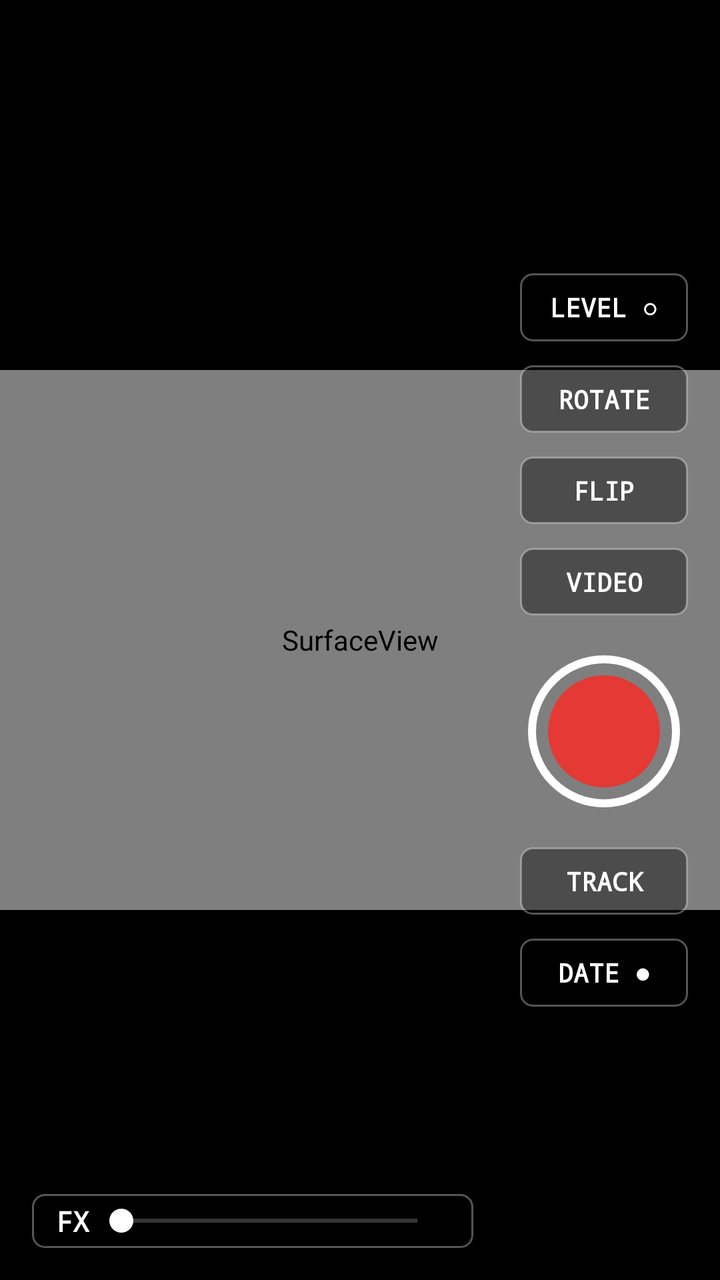
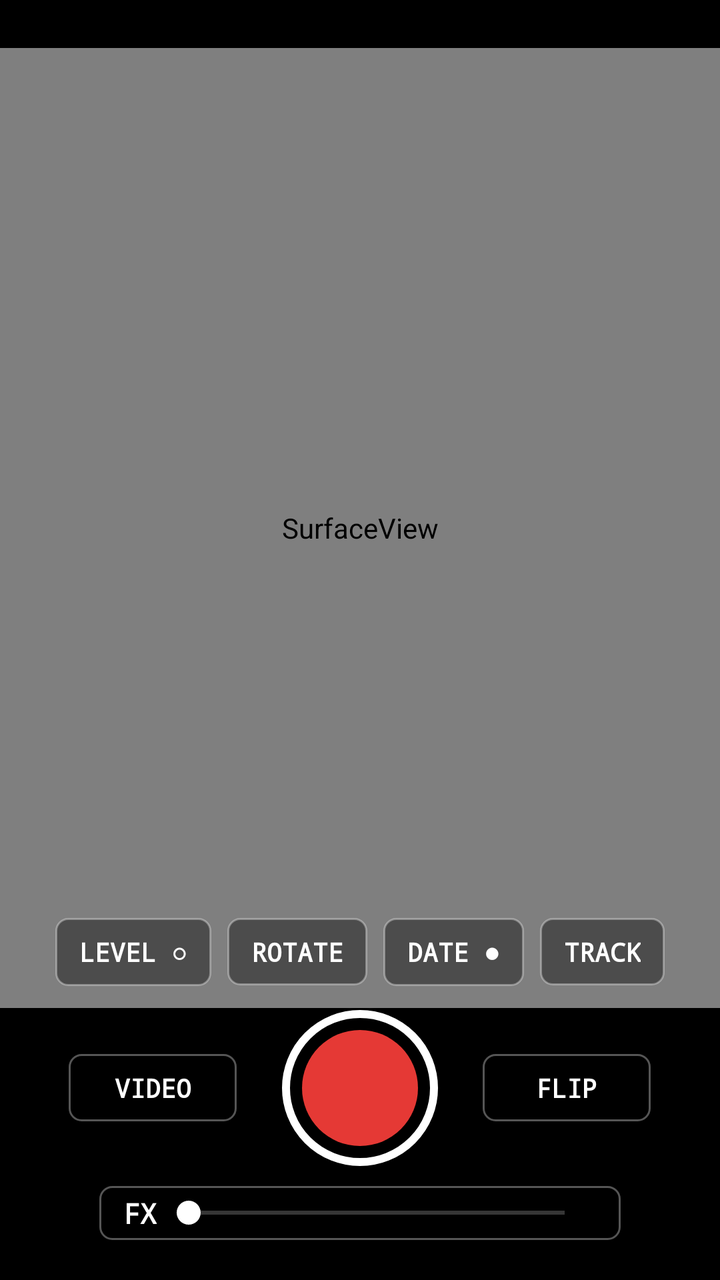

Two renders of the same Android screen: before a commit and after it. Below are the layout's source before the change and the commit's diff.
<!-- AndroidManifest.xml: application theme Theme.TapeCam -->
<!-- res/layout/activity_main.xml -->
<?xml version="1.0" encoding="utf-8"?>
<androidx.constraintlayout.widget.ConstraintLayout xmlns:android="http://schemas.android.com/apk/res/android"
    xmlns:app="http://schemas.android.com/apk/res-auto"
    android:layout_width="match_parent"
    android:layout_height="match_parent"
    android:background="#000000">

    
    <SurfaceView
        android:id="@+id/preview"
        android:layout_width="0dp"
        android:layout_height="0dp"
        app:layout_constraintDimensionRatio="4:3"
        app:layout_constraintTop_toTopOf="parent"
        app:layout_constraintBottom_toBottomOf="parent"
        app:layout_constraintStart_toStartOf="parent"
        app:layout_constraintEnd_toEndOf="parent" />

    <View
        android:id="@+id/flash"
        android:layout_width="0dp"
        android:layout_height="0dp"
        android:alpha="0"
        android:background="#FFFFFF"
        app:layout_constraintTop_toTopOf="@id/preview"
        app:layout_constraintBottom_toBottomOf="@id/preview"
        app:layout_constraintStart_toStartOf="@id/preview"
        app:layout_constraintEnd_toEndOf="@id/preview" />

    
    <LinearLayout
        android:layout_width="wrap_content"
        android:layout_height="wrap_content"
        android:gravity="center_horizontal"
        android:orientation="vertical"
        android:padding="16dp"
        app:layout_constraintTop_toTopOf="parent"
        app:layout_constraintBottom_toBottomOf="parent"
        app:layout_constraintEnd_toEndOf="parent">

        <TextView android:id="@+id/btnLevel" style="@style/CtrlButton" android:text="LEVEL ○" />
        <TextView android:id="@+id/btnRotate" style="@style/CtrlButton" android:text="ROTATE" />
        <TextView android:id="@+id/btnFlip" style="@style/CtrlButton" android:text="FLIP" />
        <TextView android:id="@+id/btnMode" style="@style/CtrlButton" android:text="VIDEO" />

        <View
            android:id="@+id/btnShutter"
            android:layout_width="76dp"
            android:layout_height="76dp"
            android:layout_marginVertical="14dp"
            android:background="@drawable/shutter_rec"
            android:contentDescription="Shutter" />

        <TextView android:id="@+id/btnTrack" style="@style/CtrlButton" android:text="TRACK" />
        <TextView android:id="@+id/btnDate" style="@style/CtrlButton" android:text="DATE ●" />
    </LinearLayout>

    
    <LinearLayout
        android:layout_width="wrap_content"
        android:layout_height="wrap_content"
        android:layout_margin="16dp"
        android:background="@drawable/ctrl_bg"
        android:gravity="center_vertical"
        android:orientation="horizontal"
        android:paddingHorizontal="12dp"
        android:paddingVertical="4dp"
        app:layout_constraintBottom_toBottomOf="parent"
        app:layout_constraintStart_toStartOf="parent">

        <TextView
            android:layout_width="wrap_content"
            android:layout_height="wrap_content"
            android:fontFamily="monospace"
            android:text="FX"
            android:textColor="#FFFFFF"
            android:textStyle="bold" />

        <SeekBar
            android:id="@+id/fxSeek"
            android:layout_width="180dp"
            android:layout_height="wrap_content"
            android:max="100"
            android:progressTint="#E53935"
            android:thumbTint="#FFFFFF" />
    </LinearLayout>
</androidx.constraintlayout.widget.ConstraintLayout>
<!-- resources referenced by this layout -->
<resources>
  <!-- drawable ctrl_bg (drawable) -->
  <?xml version="1.0" encoding="utf-8"?>
  <ripple xmlns:android="http://schemas.android.com/apk/res/android" android:color="#44FFFFFF">
      <item>
          <shape android:shape="rectangle">
              <solid android:color="#66000000" />
              <stroke android:width="1dp" android:color="#55FFFFFF" />
              <corners android:radius="6dp" />
          </shape>
      </item>
  </ripple>
  <!-- drawable shutter_rec (drawable) -->
  <?xml version="1.0" encoding="utf-8"?>
  <layer-list xmlns:android="http://schemas.android.com/apk/res/android">
      <item><shape android:shape="oval"><stroke android:width="4dp" android:color="#FFFFFF" /></shape></item>
      <item android:top="10dp" android:bottom="10dp" android:left="10dp" android:right="10dp">
          <shape android:shape="oval"><solid android:color="#E53935" /></shape>
      </item>
  </layer-list>
  <style name="CtrlButton">
          <item name="android:layout_width">wrap_content</item>
          <item name="android:layout_height">wrap_content</item>
          <item name="android:layout_marginVertical">6dp</item>
          <item name="android:minWidth">84dp</item>
          <item name="android:gravity">center</item>
          <item name="android:paddingHorizontal">12dp</item>
          <item name="android:paddingVertical">8dp</item>
          <item name="android:background">@drawable/ctrl_bg</item>
          <item name="android:fontFamily">monospace</item>
          <item name="android:textStyle">bold</item>
          <item name="android:textSize">13sp</item>
          <item name="android:textColor">#FFFFFF</item>
          <item name="android:clickable">true</item>
          <item name="android:focusable">true</item>
      </style>
  <style name="Theme.TapeCam" parent="Theme.AppCompat.NoActionBar">
          <item name="android:windowBackground">@android:color/black</item>
          <item name="android:windowFullscreen">true</item>
          <item name="android:windowLayoutInDisplayCutoutMode">shortEdges</item>
          <item name="colorAccent">#E53935</item>
      </style>
</resources>

<!-- the commit's change to res/layout/activity_main.xml (unified diff, before → after) -->
@@ -10,9 +10,9 @@
         android:id="@+id/preview"
         android:layout_width="0dp"
         android:layout_height="0dp"
-        app:layout_constraintDimensionRatio="4:3"
+        android:layout_marginTop="24dp"
+        app:layout_constraintDimensionRatio="3:4"
         app:layout_constraintTop_toTopOf="parent"
-        app:layout_constraintBottom_toBottomOf="parent"
         app:layout_constraintStart_toStartOf="parent"
         app:layout_constraintEnd_toEndOf="parent" />
 
@@ -29,59 +29,81 @@
 
     
     <LinearLayout
-        android:layout_width="wrap_content"
+        android:layout_width="0dp"
         android:layout_height="wrap_content"
         android:gravity="center_horizontal"
         android:orientation="vertical"
-        android:padding="16dp"
-        app:layout_constraintTop_toTopOf="parent"
+        android:paddingHorizontal="12dp"
+        android:paddingBottom="20dp"
         app:layout_constraintBottom_toBottomOf="parent"
+        app:layout_constraintStart_toStartOf="parent"
         app:layout_constraintEnd_toEndOf="parent">
 
-        <TextView android:id="@+id/btnLevel" style="@style/CtrlButton" android:text="LEVEL ○" />
-        <TextView android:id="@+id/btnRotate" style="@style/CtrlButton" android:text="ROTATE" />
-        <TextView android:id="@+id/btnFlip" style="@style/CtrlButton" android:text="FLIP" />
-        <TextView android:id="@+id/btnMode" style="@style/CtrlButton" android:text="VIDEO" />
-
-        <View
-            android:id="@+id/btnShutter"
-            android:layout_width="76dp"
-            android:layout_height="76dp"
-            android:layout_marginVertical="14dp"
-            android:background="@drawable/shutter_rec"
-            android:contentDescription="Shutter" />
-
-        <TextView android:id="@+id/btnTrack" style="@style/CtrlButton" android:text="TRACK" />
-        <TextView android:id="@+id/btnDate" style="@style/CtrlButton" android:text="DATE ●" />
-    </LinearLayout>
-
-    
-    <LinearLayout
-        android:layout_width="wrap_content"
-        android:layout_height="wrap_content"
-        android:layout_margin="16dp"
-        android:background="@drawable/ctrl_bg"
-        android:gravity="center_vertical"
-        android:orientation="horizontal"
-        android:paddingHorizontal="12dp"
-        android:paddingVertical="4dp"
-        app:layout_constraintBottom_toBottomOf="parent"
-        app:layout_constraintStart_toStartOf="parent">
-
-        <TextView
+        <LinearLayout
             android:layout_width="wrap_content"
             android:layout_height="wrap_content"
-            android:fontFamily="monospace"
-            android:text="FX"
-            android:textColor="#FFFFFF"
-            android:textStyle="bold" />
+            android:orientation="horizontal">
 
-        <SeekBar
-            android:id="@+id/fxSeek"
-            android:layout_width="180dp"
+            <TextView android:id="@+id/btnLevel" style="@style/CtrlButton"
+                android:layout_marginHorizontal="4dp" android:minWidth="0dp" android:text="LEVEL ○" />
+            <TextView android:id="@+id/btnRotate" style="@style/CtrlButton"
+                android:layout_marginHorizontal="4dp" android:minWidth="0dp" android:text="ROTATE" />
+            <TextView android:id="@+id/btnDate" style="@style/CtrlButton"
+                android:layout_marginHorizontal="4dp" android:minWidth="0dp" android:text="DATE ●" />
+            <TextView android:id="@+id/btnTrack" style="@style/CtrlButton"
+                android:layout_marginHorizontal="4dp" android:minWidth="0dp" android:text="TRACK" />
+        </LinearLayout>
+
+        <LinearLayout
+            android:layout_width="match_parent"
             android:layout_height="wrap_content"
-            android:max="100"
-            android:progressTint="#E53935"
-            android:thumbTint="#FFFFFF" />
+            android:layout_marginTop="6dp"
+            android:gravity="center_vertical"
+            android:orientation="horizontal">
+
+            <FrameLayout android:layout_width="0dp" android:layout_height="wrap_content" android:layout_weight="1">
+                <TextView android:id="@+id/btnMode" style="@style/CtrlButton"
+                    android:layout_gravity="center" android:text="VIDEO" />
+            </FrameLayout>
+
+            <View
+                android:id="@+id/btnShutter"
+                android:layout_width="78dp"
+                android:layout_height="78dp"
+                android:background="@drawable/shutter_rec"
+                android:contentDescription="Shutter" />
+
+            <FrameLayout android:layout_width="0dp" android:layout_height="wrap_content" android:layout_weight="1">
+                <TextView android:id="@+id/btnFlip" style="@style/CtrlButton"
+                    android:layout_gravity="center" android:text="FLIP" />
+            </FrameLayout>
+        </LinearLayout>
+
+        <LinearLayout
+            android:layout_width="wrap_content"
+            android:layout_height="wrap_content"
+            android:layout_marginTop="10dp"
+            android:background="@drawable/ctrl_bg"
+            android:gravity="center_vertical"
+            android:orientation="horizontal"
+            android:paddingHorizontal="12dp"
+            android:paddingVertical="4dp">
+
+            <TextView
+                android:layout_width="wrap_content"
+                android:layout_height="wrap_content"
+                android:fontFamily="monospace"
+                android:text="FX"
+                android:textColor="#FFFFFF"
+                android:textStyle="bold" />
+
+            <SeekBar
+                android:id="@+id/fxSeek"
+                android:layout_width="220dp"
+                android:layout_height="wrap_content"
+                android:max="100"
+                android:progressTint="#E53935"
+                android:thumbTint="#FFFFFF" />
+        </LinearLayout>
     </LinearLayout>
 </androidx.constraintlayout.widget.ConstraintLayout>
